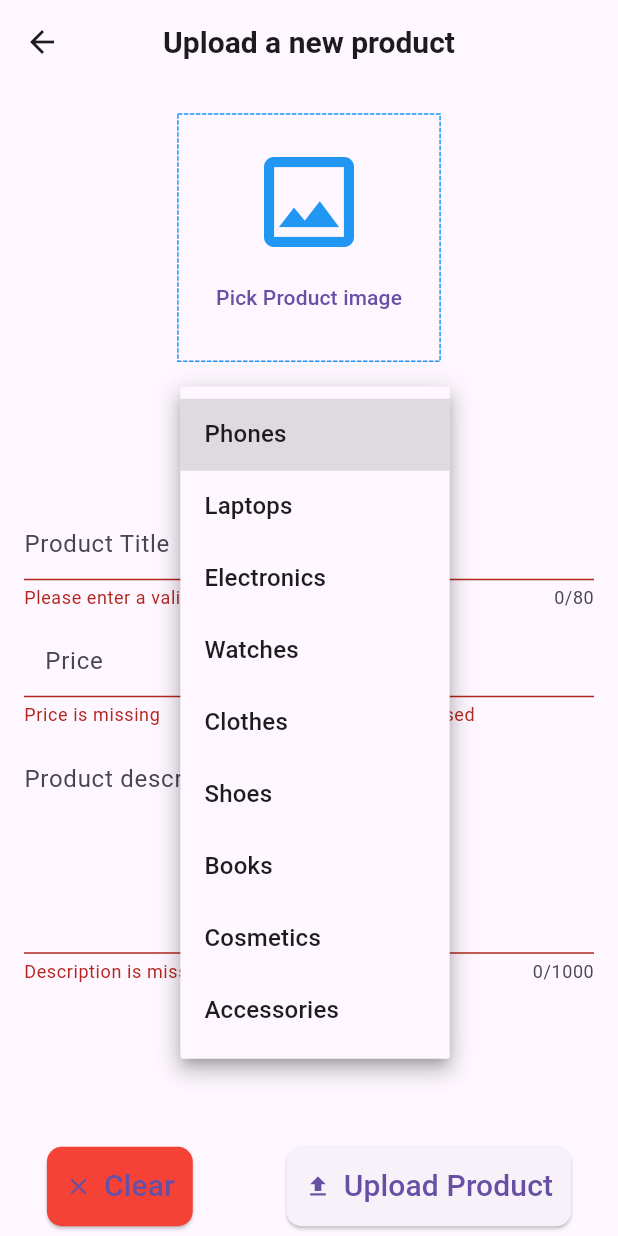
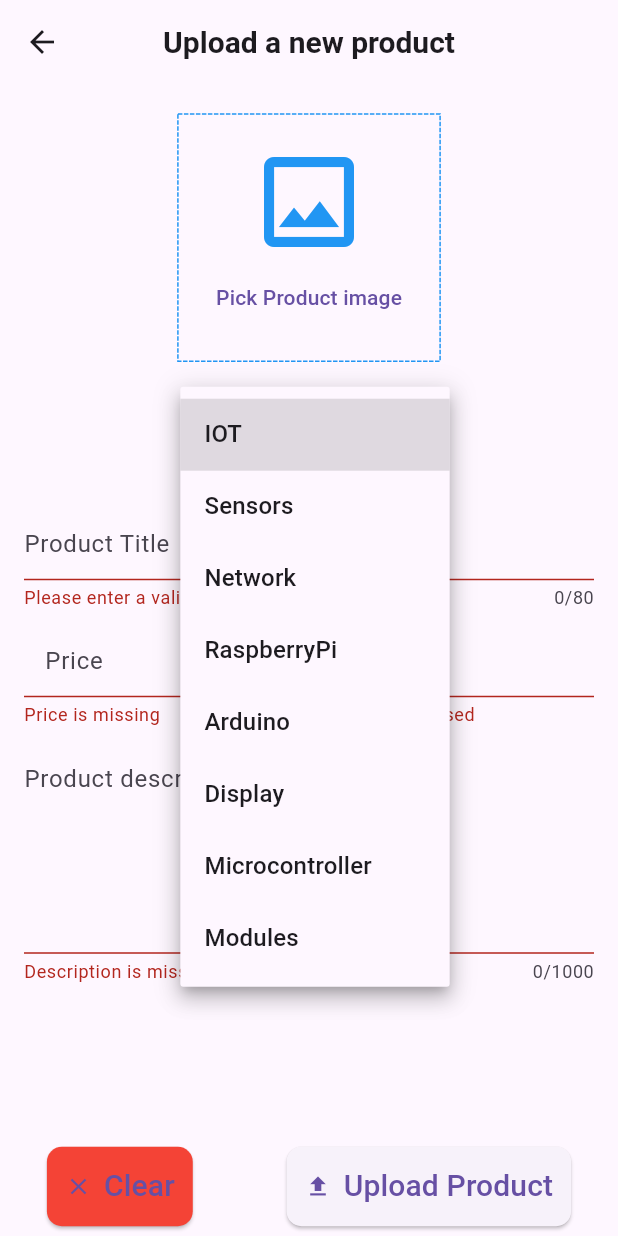
Before and after one commit to mohammadhirbawi/Admin-App, a Flutter app: the EditOrUploadProductScreen screen opened directly, after a tap on "Upload Product", after a tap on "Select Category", on a phone screen of 412 x 824 dp. Run offline on Flutter 3.47's test engine with Material 3 defaults, Android fonts, the phone set to English and light mode, and no system bars; drawn by our look-alikes of dotted_border; our stand-ins replace cloud_firestore, fancy_shimmer_image, firebase_core, firebase_storage, fluttertoast, image_picker and 2 more; missing offline and left inert: dynamic_height_grid_view; accounts and stored records are empty.

Commit message:
Add Categories

```diff
--- a/lib/consts/app_constants.dart
+++ b/lib/consts/app_constants.dart
@@ -5,15 +5,14 @@ class AppConstants {
       'https://i.ibb.co/8r1Ny2n/20-Nike-Air-Force-1-07.png';
 
   static List<String> categoriesList = [
-    'Phones',
-    'Laptops',
-    'Electronics',
-    'Watches',
-    'Clothes',
-    'Shoes',
-    'Books',
-    'Cosmetics',
-    "Accessories",
+    'IOT',
+    'Sensors',
+    'Network',
+    'RaspberryPi',
+    'Arduino',
+    'Display',
+    'Microcontroller',
+    'Modules',
   ];
 
   static List<DropdownMenuItem<String>>? get categoriesDropDownList {
--- a/lib/screens/edit_upload_product_form.dart
+++ b/lib/screens/edit_upload_product_form.dart
@@ -112,14 +112,15 @@ class _EditOrUploadProductScreenState extends State<EditOrUploadProductScreen> {
         setState(() {
           _isLoading = true;
         });
+                final productID = const Uuid().v4();
+
         final ref = FirebaseStorage.instance
             .ref()
             .child("productsImages")
-            .child('${_titleController.text.trim()}.jpg');
+            .child('$productID.jpg');
         await ref.putFile(File(_pickedImage!.path));
         productImageUrl = await ref.getDownloadURL();
 
-        final productID = const Uuid().v4();
         await FirebaseFirestore.instance
             .collection("products")
             .doc(productID)
@@ -197,7 +198,7 @@ class _EditOrUploadProductScreenState extends State<EditOrUploadProductScreen> {
           final ref = FirebaseStorage.instance
               .ref()
               .child("productsImages")
-              .child('${_titleController.text.trim()}.jpg');
+              .child('${widget.productModel!.productId}.jpg');
           await ref.putFile(File(_pickedImage!.path));
           productImageUrl = await ref.getDownloadURL();
         }
```
